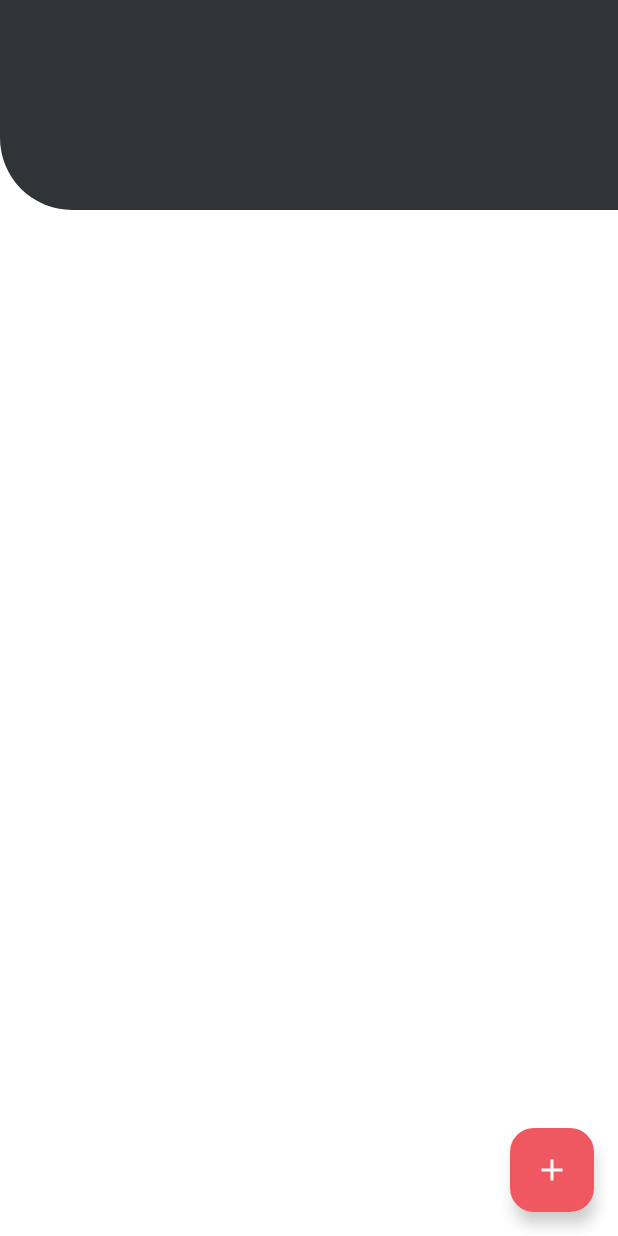
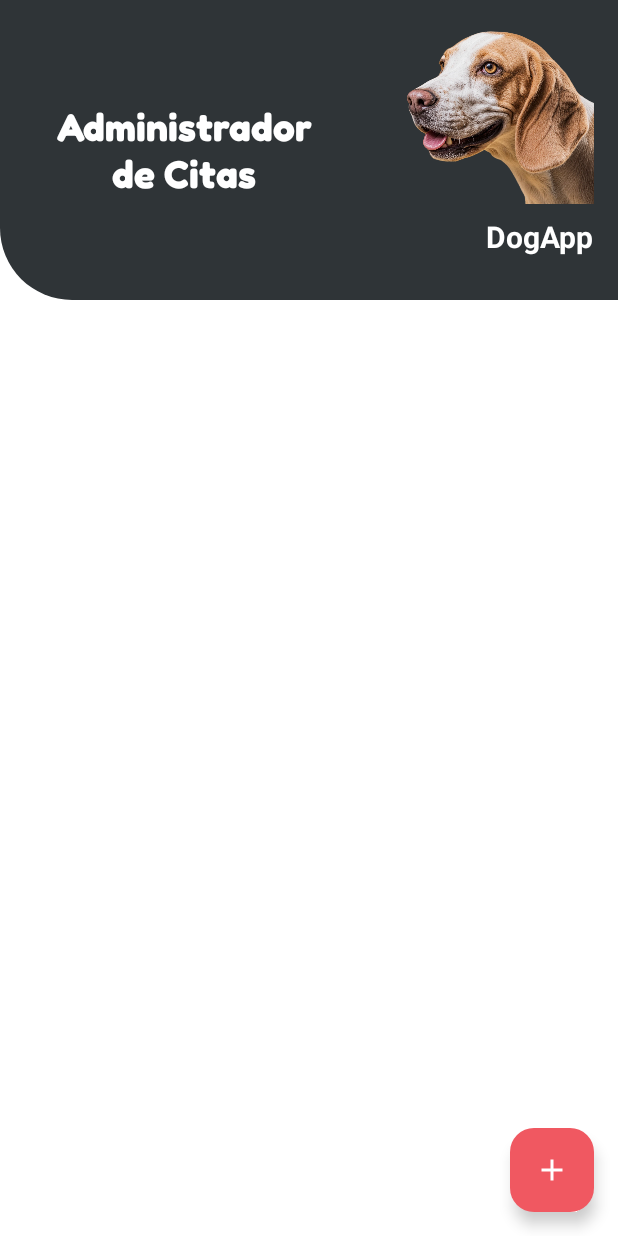
Before and after one commit to LisNat/equipoTres, an Android app: the HomeAppointmentFragment screen opened through its navigation route, on a phone screen of 412 x 824 dp. Run offline under Robolectric (Android 15) with nearby library versions, the phone set to English and light mode, and no system bars; our stand-ins replace Room's generated code, data binding.

Commit message:
feat: add home header with title and logo

```diff
--- a/app/src/main/res/layout/fragment_home_appointment.xml
+++ b/app/src/main/res/layout/fragment_home_appointment.xml
@@ -9,16 +9,58 @@
         android:background="@color/white"
         tools:context=".view.fragment.HomeAppointmentFragment">
 
-        <!-- TODO: El header completo (HU-02 c2) lo implementa el compañero correspondiente.
-             Se deja un espacio reservado para que no se sobreponga con el RecyclerView. -->
+        <!-- Header gris oscuro con la esquina inferior izquierda curvada (HU 2.0 criterio 2) -->
         <View
-            android:id="@+id/headerPlaceholder"
-            android:layout_width="0dp"
-            android:layout_height="140dp"
+            android:id="@+id/viewHeader"
+            android:layout_width="match_parent"
+            android:layout_height="200dp"
             android:background="@drawable/bg_header_curved"
-            app:layout_constraintTop_toTopOf="parent"
+            app:layout_constraintEnd_toEndOf="parent"
             app:layout_constraintStart_toStartOf="parent"
-            app:layout_constraintEnd_toEndOf="parent" />
+            app:layout_constraintTop_toTopOf="parent" />
+
+        <TextView
+            android:id="@+id/tvHomeTitle"
+            android:layout_width="wrap_content"
+            android:layout_height="wrap_content"
+            android:layout_marginStart="24dp"
+            android:layout_marginEnd="24dp"
+            android:fontFamily="@font/fredoka"
+            android:text="@string/admin_citas"
+            android:textAlignment="center"
+            android:textColor="@color/white"
+            android:textSize="26sp"
+            android:textStyle="bold"
+            app:layout_constrainedWidth="true"
+            app:layout_constraintBottom_toBottomOf="@id/viewHeader"
+            app:layout_constraintEnd_toStartOf="@id/imgDogHeadHome"
+            app:layout_constraintStart_toStartOf="parent"
+            app:layout_constraintTop_toTopOf="@id/viewHeader" />
+
+        <ImageView
+            android:id="@+id/imgDogHeadHome"
+            android:layout_width="150dp"
+            android:layout_height="wrap_content"
+            android:layout_marginTop="16dp"
+            android:layout_marginEnd="16dp"
+            android:adjustViewBounds="true"
+            android:contentDescription="@null"
+            android:scaleType="fitEnd"
+            android:src="@drawable/dog_head"
+            app:layout_constraintEnd_toEndOf="parent"
+            app:layout_constraintTop_toTopOf="parent" />
+
+        <TextView
+            android:id="@+id/tvHomeDogApp"
+            android:layout_width="wrap_content"
+            android:layout_height="wrap_content"
+            android:layout_marginTop="8dp"
+            android:text="@string/dogApp"
+            android:textColor="@color/white"
+            android:textSize="20sp"
+            android:textStyle="bold"
+            app:layout_constraintEnd_toEndOf="@id/imgDogHeadHome"
+            app:layout_constraintTop_toBottomOf="@id/imgDogHeadHome" />
 
         <!-- ProgressBar circular (HU-02 c6) -->
         <ProgressBar
@@ -26,7 +68,7 @@
             android:layout_width="wrap_content"
             android:layout_height="wrap_content"
             android:visibility="gone"
-            app:layout_constraintTop_toBottomOf="@id/headerPlaceholder"
+            app:layout_constraintTop_toBottomOf="@id/viewHeader"
             app:layout_constraintBottom_toBottomOf="parent"
             app:layout_constraintStart_toStartOf="parent"
             app:layout_constraintEnd_toEndOf="parent" />
@@ -39,7 +81,7 @@
             android:layout_marginTop="16dp"
             android:clipToPadding="false"
             android:paddingBottom="80dp"
-            app:layout_constraintTop_toBottomOf="@id/headerPlaceholder"
+            app:layout_constraintTop_toBottomOf="@id/viewHeader"
             app:layout_constraintBottom_toBottomOf="parent"
             app:layout_constraintStart_toStartOf="parent"
             app:layout_constraintEnd_toEndOf="parent" />
--- a/app/src/main/res/values/strings.xml
+++ b/app/src/main/res/values/strings.xml
@@ -1,5 +1,6 @@
 <resources>
     <string name="dogApp">DogApp</string>
+    <string name="admin_citas">Administrador de Citas</string>
     <string name="biometric_title">Autenticación con Biometría</string>
     <string name="biometric_subtitle">Ingrese su huella digital</string>
     <string name="biometric_cancel">Cancelar</string>
```
